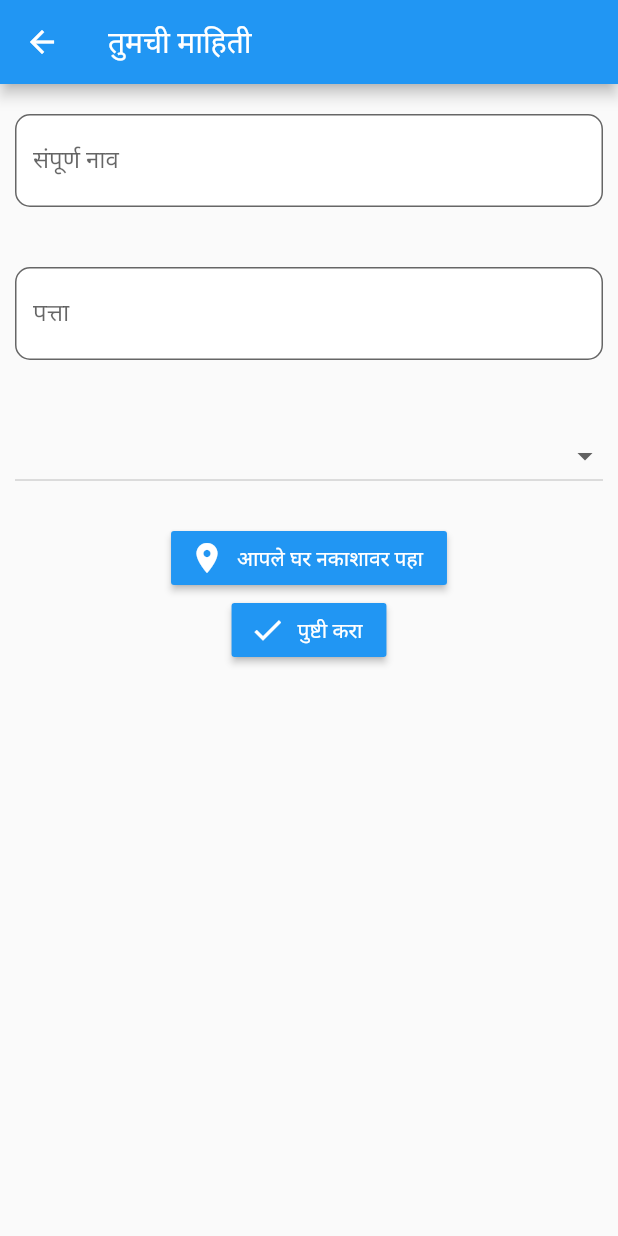
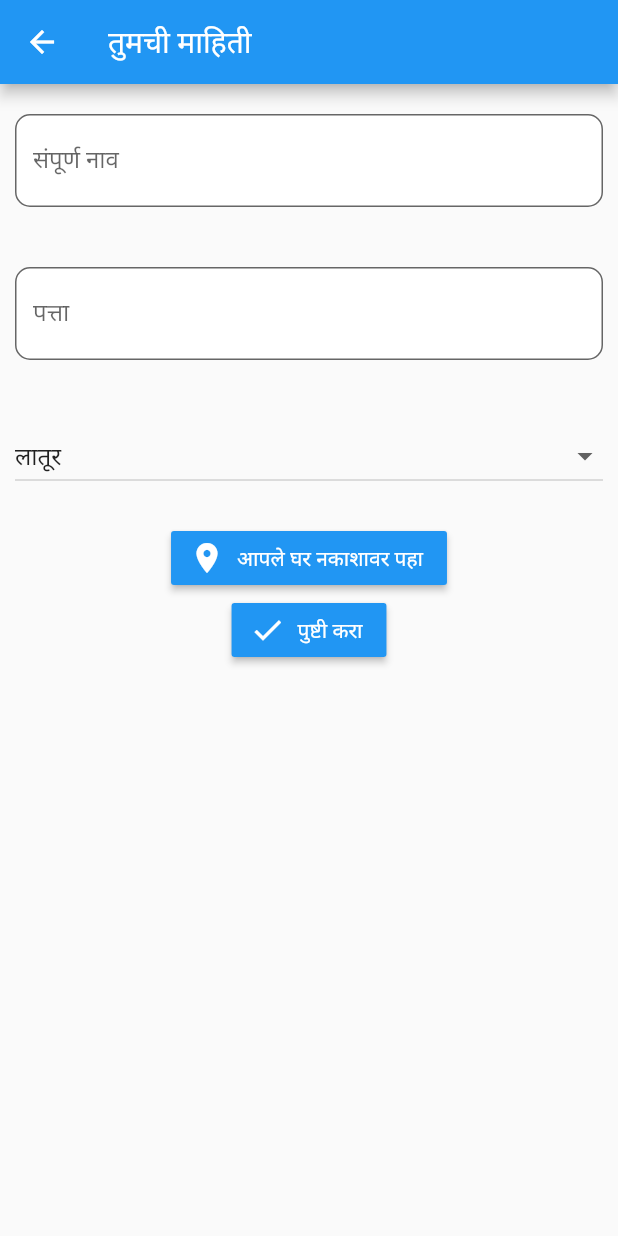
Before and after one commit to BrainBuzzer/DrKirana, a Flutter app: the UserProfileEditPage screen opened directly, on a phone screen of 412 x 824 dp. Run offline on Flutter 3.47's test engine with Material 2 defaults, Android fonts, the phone set to English and light mode, and no system bars; our stand-ins replace cloud_firestore, firebase_analytics, firebase_auth, firebase_messaging, firebase_storage, geolocator and 6 more; missing offline and left inert: facebook_app_events, firebase_ml_vision, geoflutterfire, google_geocoding; accounts and stored records are empty; statements that could not run were skipped.

Commit message:
Fix user address problem

```diff
--- a/lib/screens/order/orders_list.dart
+++ b/lib/screens/order/orders_list.dart
@@ -14,6 +14,12 @@ class _OrdersListPageState extends State<OrdersListPage> {
   @override
   Widget build(BuildContext context) {
     var user = Provider.of<FirebaseUser>(context, listen: true);
+
+    if(user == null) {
+      return Container(
+        child: CircularProgressIndicator(),
+      );
+    }
 
     return StreamBuilder(
         stream: Firestore.instance.collection('orders').where('uid', isEqualTo: user.uid).orderBy('time_order_placed', descending: true).snapshots(),
--- a/lib/screens/order/shop_selection.dart
+++ b/lib/screens/order/shop_selection.dart
@@ -18,6 +18,12 @@ class _ShopSelectionPageState extends State<ShopSelectionPage> {
   @override
   Widget build(BuildContext context) {
     var user = Provider.of<FirebaseUser>(context, listen: true);
+
+    if(user == null) {
+      return Container(
+        child: CircularProgressIndicator(),
+      );
+    }
 
     return Scaffold(
       appBar: new AppBar(
--- a/lib/screens/user/location_pick.dart
+++ b/lib/screens/user/location_pick.dart
@@ -9,7 +9,7 @@ class LocationPickPage extends StatefulWidget {
   final DocumentSnapshot doc;
   final String uid;
 
-  LocationPickPage({Key key, this.doc, this.uid}) : super(key: key);
+  LocationPickPage({Key key, this.doc, @required this.uid}) : super(key: key);
 
   @override
   _LocationPickPageState createState() => _LocationPickPageState();
--- a/lib/screens/user/user_profile.dart
+++ b/lib/screens/user/user_profile.dart
@@ -14,6 +14,11 @@ class _UserProfilePageState extends State<UserProfilePage> {
   @override
   Widget build(BuildContext context) {
     var user = Provider.of<FirebaseUser>(context, listen: true);
+    if(user == null) {
+      return Container(
+        child: CircularProgressIndicator(),
+      );
+    }
     return StreamBuilder(
           stream: Firestore.instance.collection('users').document(user.uid).snapshots(),
           builder: (context, snapshot) {
--- a/lib/screens/user/user_profile_edit.dart
+++ b/lib/screens/user/user_profile_edit.dart
@@ -22,17 +22,20 @@ class _UserProfileEditPageState extends State<UserProfileEditPage> {
 
   void initState() {
     setState(() {
+      if(widget.doc != null) {
+        name = widget.doc['name'];
+        address = widget.doc['address'];
+        city = widget.doc['city'];
+      } else {
+        name = '';
+        address = '';
+        city = "Latur";
+      }
       var googleGeocoding = GoogleGeocoding("AIzaSyAaqhxRs-OXuE7_cwBM6N8yTz6VxjD0nQg");
       googleGeocoding.geocoding.getReverse(LatLon(widget.pos.latitude, widget.pos.longitude)).then((data) {
-        if(widget.doc != null) {
-          name = widget.doc['name'];
+        setState(() {
           address = data.results[0].formattedAddress;
-          city = widget.doc['city'];
-        } else {
-          name = '';
-          address = data.results[0].formattedAddress;
-          city = "Latur";
-        }
+        });
       });
     });
     super.initState();
```
Also changed, not shown: lib/screens/order/uploader.dart (+11 -1 lines).
